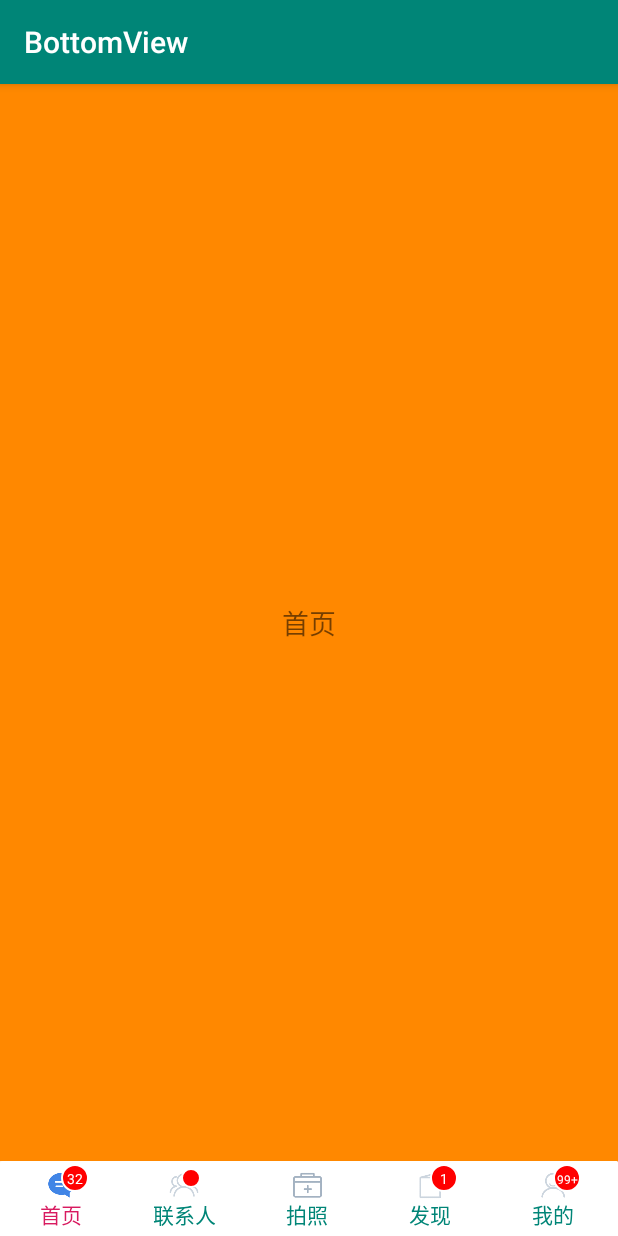
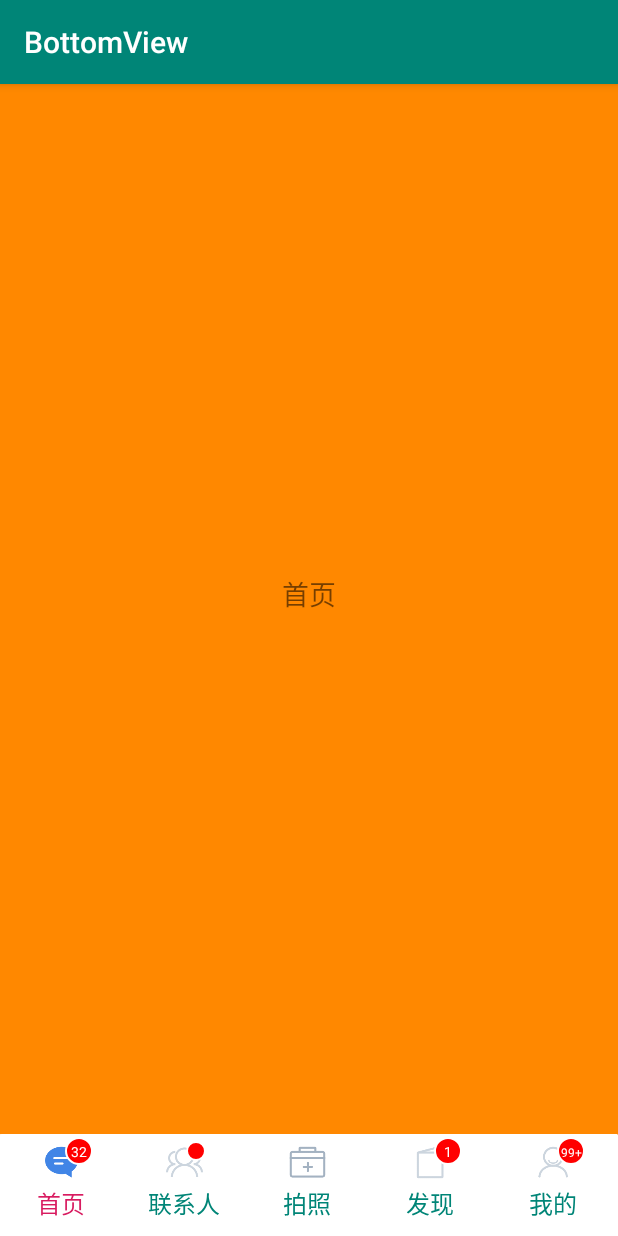
Before and after one commit to onestravel/OneBottomNavigationBar, an Android app: the screen it shows after launch (MainActivity), on a phone screen of 412 x 824 dp. Run offline under Robolectric (Android 15) with nearby library versions, the phone set to English and light mode, and no system bars.

Commit message:
1.0.5,属性自定义icon尺寸title文字大小，间隔

```diff
--- a/BottomNavigationBar/src/main/java/cn/onestravel/navigation/utils/DensityUtils.java
+++ b/BottomNavigationBar/src/main/java/cn/onestravel/navigation/utils/DensityUtils.java
@@ -61,4 +61,29 @@ public class DensityUtils {
         return (int) (pxValue / scale + 0.5f);
     }
 
+
+    /**
+     * sp转换为px
+     *
+     * @param resources
+     * @param spValue
+     * @return
+     */
+    public static int spToPx(Resources resources, float spValue) {
+        float scale = resources.getDisplayMetrics().scaledDensity;//获得当前屏幕密度
+        return (int) (spValue * scale + 0.5f);
+    }
+
+
+    /**
+     * px转换为sp
+     *
+     * @param resources
+     * @param pxValue
+     * @return
+     */
+    public static int pxToSp(Resources resources, float pxValue) {//
+        float scale = resources.getDisplayMetrics().scaledDensity;//获得当前屏幕密度
+        return (int) (pxValue / scale + 0.5f);
+    }
 }
--- a/BottomNavigationBar/src/main/java/cn/onestravel/navigation/view/BottomNavigationBar.java
+++ b/BottomNavigationBar/src/main/java/cn/onestravel/navigation/view/BottomNavigationBar.java
@@ -92,6 +92,9 @@ public class BottomNavigationBar extends View {
     //菜单的布局文件
     private @MenuRes
     int menuRes;
+    private int titleSize;
+    private int itemIconWidth;
+    private int itemIconHeight;
 
     public BottomNavigationBar(Context context) {
         super(context);
@@ -263,6 +266,10 @@ public class BottomNavigationBar extends View {
             }
             floatingEnable = ta.getBoolean(R.styleable.StyleBottomLayout_floatingEnable, false);
             floatingUp = floatingUpInit = (int) ta.getDimension(R.styleable.StyleBottomLayout_floatingUp, 0);
+            titleSize = (int) ta.getDimension(R.styleable.StyleBottomLayout_itemTextSize, DensityUtils.spToPx(getResources(), 14));
+            textTop = (int) ta.getDimension(R.styleable.StyleBottomLayout_itemTextTopMargin, DensityUtils.dpToPx(getResources(), 3));
+            itemIconWidth = (int) ta.getDimension(R.styleable.StyleBottomLayout_itemIconWidth, 0);
+            itemIconHeight = (int) ta.getDimension(R.styleable.StyleBottomLayout_itemIconHeight, 0);
             int xmlRes = ta.getResourceId(R.styleable.StyleBottomLayout_menu, 0);
             parseXml(xmlRes);
         }
@@ -279,7 +286,7 @@ public class BottomNavigationBar extends View {
         if (getBackground() != null && getBackground() instanceof ColorDrawable) {
             background = getBackground();
         } else if (getBackground() instanceof StateListDrawable) {
-            background =  getBackground();
+            background = getBackground();
         } else if (getBackground() instanceof GradientDrawable) {
             background = getBackground();
         } else {
@@ -349,6 +356,9 @@ public class BottomNavigationBar extends View {
                             if (item.checkable && item.checked) {
                                 checkedPosition = itemList.size();
                             }
+                            item.titleSize = titleSize;
+                            item.iconWidth = itemIconWidth;
+                            item.iconHeight = itemIconHeight;
                             itemList.add(item);
                         }
                         break;
@@ -394,11 +404,19 @@ public class BottomNavigationBar extends View {
      */
     @Override
     protected void onMeasure(int widthMeasureSpec, int heightMeasureSpec) {
+        int specMode = MeasureSpec.getMode(heightMeasureSpec);
         mWidth = MeasureSpec.getSize(widthMeasureSpec);
-        mHeight = MeasureSpec.getSize(heightMeasureSpec);
         mItemWidth = (mWidth - getPaddingLeft() - getPaddingRight()) / itemList.size();
         topPadding = getPaddingTop();
         bottomPadding = getPaddingBottom();
+        if (specMode == MeasureSpec.AT_MOST) {
+            createTextPaint(titleSize, Color.BLACK);
+            int iconHeight = itemIconHeight>50?itemIconHeight:50;
+            int textHeight = getTextHeight("首页", mPaint);
+            mHeight = topPadding+bottomPadding+iconHeight+textHeight+textTop;
+        } else {
+            mHeight = MeasureSpec.getSize(heightMeasureSpec);
+        }
         mHeight += floatingUpInit;
         topPadding = getPaddingTop() + floatingUpInit;
         mItemHeight = mHeight > mItemWidth ? mItemWidth : mHeight;
@@ -420,7 +438,7 @@ public class BottomNavigationBar extends View {
             floatingUp = floatingUpInit;
         }
         Bitmap bitmap = drawable2Bitmap(background);
-        canvas.drawBitmap(bitmap,0,floatingUpInit,mPaint);
+        canvas.drawBitmap(bitmap, 0, floatingUpInit, mPaint);
         Rect rectInit = new Rect();
         rectInit.set(0, floatingUpInit, mWidth, mHeight);
         //画背景
@@ -510,7 +528,6 @@ public class BottomNavigationBar extends View {
             createTextPaint(item.titleSize == 0 ? DensityUtils.dpToPx(getResources(), 14) : item.titleSize, color);
             int textHeight = getTextHeight(item.title, mPaint);
             int textY = startTop + height - textHeight / 4;//上边距+图片文字内容高度
-            int w = textY - textHeight / 2 - topPadding;
             width = height = height - textHeight - textTop;
             canvas.drawText(item.title, position * mItemWidth + getPaddingLeft() + mItemWidth / 2, textY, mPaint);
         }
@@ -543,12 +560,12 @@ public class BottomNavigationBar extends View {
             int y = 0;
             int r = 0;
             if (item.msgCount > 0) {
-                createTextPaint(item.titleSize == 0 ? DensityUtils.dpToPx(getResources(), 9) : item.titleSize, Color.WHITE);
+                createTextPaint(DensityUtils.dpToPx(getResources(), 9), Color.WHITE);
                 r = getTextWidth("99+", mPaint) / 2 + 1;
                 String count = "";
                 if (item.msgCount > 99) {
                     count = "99+";
-                    createTextPaint(item.titleSize == 0 ? DensityUtils.dpToPx(getResources(), 8) : item.titleSize, Color.WHITE);
+                    createTextPaint(DensityUtils.dpToPx(getResources(), 8), Color.WHITE);
                 } else {
                     count = String.valueOf(item.msgCount);
                 }
@@ -753,6 +770,8 @@ public class BottomNavigationBar extends View {
         private Drawable drawable;
         private String title;
         private int titleSize;
+        private int iconWidth;
+        private int iconHeight;
         private boolean floating = false;
         private boolean checked = false;
         private boolean checkable = true;
@@ -801,7 +820,7 @@ public class BottomNavigationBar extends View {
             return bitmap;
         } else {
             Bitmap bitmap;
-            if(drawable.getIntrinsicWidth() <= 0 || drawable.getIntrinsicHeight() <= 0) {
+            if (drawable.getIntrinsicWidth() <= 0 || drawable.getIntrinsicHeight() <= 0) {
                 bitmap = Bitmap.createBitmap(1, 1, Bitmap.Config.ARGB_8888); // Single color bitmap will be created of 1x1 pixel
             } else {
                 bitmap = Bitmap.createBitmap(drawable.getIntrinsicWidth(), drawable.getIntrinsicHeight(), Bitmap.Config.ARGB_8888);
--- a/BottomNavigationBar/src/main/res/values/attrs.xml
+++ b/BottomNavigationBar/src/main/res/values/attrs.xml
@@ -2,7 +2,11 @@
 <resources>
     <declare-styleable name="StyleBottomLayout">
         <attr name="itemIconTint" format="reference"></attr>
+        <attr name="itemIconWidth" format="dimension"></attr>
+        <attr name="itemIconHeight" format="dimension"></attr>
         <attr name="itemTextColor" format="reference"></attr>
+        <attr name="itemTextSize" format="dimension"></attr>
+        <attr name="itemTextTopMargin" format="dimension"></attr>
         <attr name="floatingEnable" format="boolean">false</attr>
         <attr name="floatingUp" format="dimension"></attr>
         <attr name="menu" format="reference"></attr>
--- a/demo/src/main/res/layout/activity_main.xml
+++ b/demo/src/main/res/layout/activity_main.xml
@@ -23,13 +23,17 @@
     <cn.onestravel.navigation.view.BottomNavigationBar
         android:id="@+id/BottomLayout"
         android:layout_width="match_parent"
-        android:layout_height="50dp"
+        android:layout_height="wrap_content"
         android:layout_alignParentBottom="true"
         android:background="@drawable/bg_navigation"
         android:paddingTop="5dp"
         app:floatingEnable="false"
         app:floatingUp="20dp"
         app:menu="@menu/navigation_menu"
+        app:itemTextSize="16sp"
+        app:itemTextTopMargin="8dp"
+        app:itemIconWidth="30dp"
+        app:itemIconHeight="30dp"
         android:paddingBottom="5dp">
 
     </cn.onestravel.navigation.view.BottomNavigationBar>
--- a/demo/src/main/res/xml/bottom_item.xml
+++ b/demo/src/main/res/xml/bottom_item.xml
@@ -1,6 +1,7 @@
 <?xml version="1.0" encoding="utf-8"?>
 <menu xmlns:android="http://schemas.android.com/apk/res/android">
-    <item id="@+id/tab1" icon="@mipmap/ic_launcher"></item>
+    <item id="@+id/tab1" icon="@mipmap/ic_launcher">
+    </item>
     <item id="@+id/tab2" icon="@mipmap/ic_launcher"></item>
     <item id="@+id/tab3" icon="@mipmap/ic_launcher"></item>
     <item id="@+id/tab4" icon="@mipmap/ic_launcher"></item>
```
Also changed, not shown: 1 other file.
